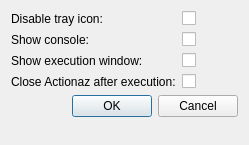
Jmgr/actiona, file gui/sfxscriptdialog.ui: the form before one commit.
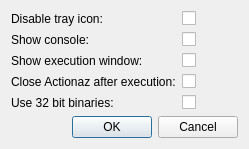
The form after the commit.

Commit message: Gui - updated the SFX generation Tools - updated the SevenZipArchiveWrite class to allow multithreading compression

```diff
--- a/gui/sfxscriptdialog.ui
+++ b/gui/sfxscriptdialog.ui
@@ -73,7 +73,7 @@
      </property>
     </widget>
    </item>
-   <item row="4" column="0" colspan="2">
+   <item row="5" column="0" colspan="2">
     <widget class="QDialogButtonBox" name="buttonBox">
      <property name="orientation">
       <enum>Qt::Horizontal</enum>
@@ -83,6 +83,20 @@
      </property>
     </widget>
    </item>
+   <item row="4" column="0">
+    <widget class="QLabel" name="use32BitBinariesLabel">
+     <property name="text">
+      <string>Use 32 bit binaries:</string>
+     </property>
+    </widget>
+   </item>
+   <item row="4" column="1">
+    <widget class="QCheckBox" name="use32BitBinaries">
+     <property name="text">
+      <string/>
+     </property>
+    </widget>
+   </item>
   </layout>
  </widget>
  <resources/>
```
The commit also changes 3 other files.
